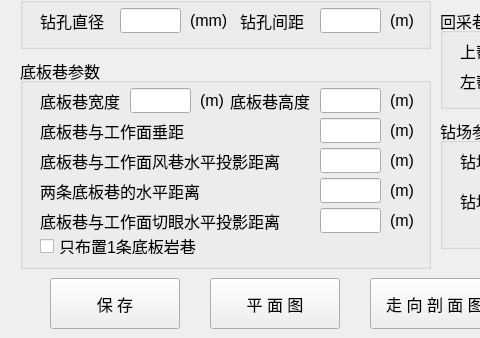
This is python/cbm/uifiles/gas_design_p2_1_dlg.ui in wyrover/cbm as Qt 5 draws it before an edit; both pictures show x 0 to 480 and y 152 to 490 of the 861 by 490 pixel window. The edited form follows.
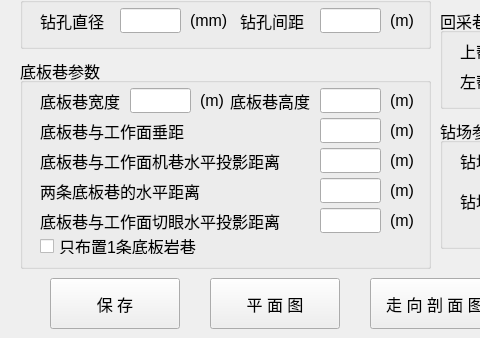
This is the edited form. Icons and pictures are not drawn.

Diff of the .ui file:
```diff
--- a/python/cbm/uifiles/gas_design_p2_1_dlg.ui
+++ b/python/cbm/uifiles/gas_design_p2_1_dlg.ui
@@ -607,7 +607,7 @@
       </font>
      </property>
      <property name="text">
-      <string>底板巷与工作面风巷水平投影距离</string>
+      <string>底板巷与工作面机巷水平投影距离</string>
      </property>
     </widget>
     <widget class="QLineEdit" name="v_offset">
```
